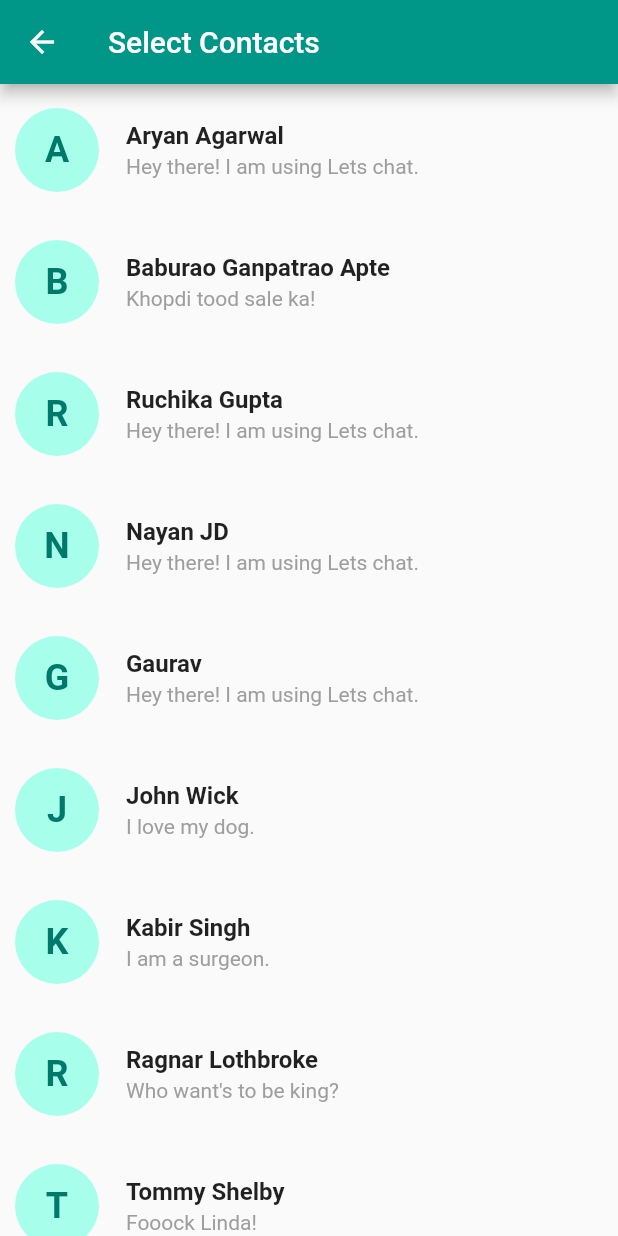
After one commit to aryankush25/lets-chat-mobile, a Flutter app: the screen it shows after launch, tab 3 chosen, after a tap on the "contacts" icon, on a phone screen of 412 x 824 dp. The commit adds this screen. Run offline on Flutter 3.47's test engine with Material 2 defaults, Android fonts, the phone set to English and light mode, and no system bars.

Commit message:
Contacts screen list with styling added

```diff
--- a/lib/app.dart
+++ b/lib/app.dart
@@ -1,4 +1,5 @@
 import 'package:flutter/material.dart';
+import 'package:lets_chat_mobile/routes/contacts_screen/contacts_screen.dart';
 
 import './routes/home_screen/home_screen.dart';
 
@@ -10,9 +11,10 @@ class MyApp extends StatelessWidget {
       theme: ThemeData(
         primarySwatch: Colors.teal,
       ),
-      initialRoute: '/',
+      initialRoute: HomeScreen.routeName,
       routes: {
-        '/': (ctx) => HomeScreen(),
+        HomeScreen.routeName: (ctx) => HomeScreen(),
+        ContactsScreen.routeName: (ctx) => ContactsScreen(),
       },
     );
   }
--- /dev/null
+++ b/lib/dummy_data/contacts.dart
@@ -0,0 +1,84 @@
+import '../models/contacts.dart';
+
+const DUMMY_CONTACTS = [
+  Contacts(
+    name: 'Aryan Agarwal',
+    status: 'Hey there! I am using Let\s chat.',
+  ),
+  Contacts(
+    name: 'Baburao Ganpatrao Apte',
+    status: 'Khopdi tood sale ka!',
+  ),
+  Contacts(
+    name: 'Ruchika Gupta',
+    status: 'Hey there! I am using Let\s chat.',
+  ),
+  Contacts(
+    name: 'Nayan JD',
+    status: 'Hey there! I am using Let\s chat.',
+  ),
+  Contacts(
+    name: 'Gaurav',
+    status: 'Hey there! I am using Let\s chat.',
+  ),
+  Contacts(
+    name: 'John Wick',
+    status: 'I love my dog.',
+  ),
+  Contacts(
+    name: 'Kabir Singh',
+    status: 'I am a surgeon.',
+  ),
+  Contacts(
+    name: 'Ragnar Lothbroke',
+    status: 'Who want\'s to be king?',
+  ),
+  Contacts(
+    name: 'Tommy Shelby',
+    status: 'Fooock Linda!',
+  ),
+  Contacts(
+    name: 'Michael Scofield',
+    status: 'Prison Break',
+  ),
+  Contacts(
+    name: 'Aryan Agarwal',
+    status: 'Hey there! I am using Let\s chat.',
+  ),
+  Contacts(
+    name: 'Baburao Ganpatrao Apte',
+    status: 'Khopdi tood sale ka!',
+  ),
+  Contacts(
+    name: 'Ruchika Gupta',
+    status: 'Hey there! I am using Let\s chat.',
+  ),
+  Contacts(
+    name: 'Nayan JD',
+    status: 'Hey there! I am using Let\s chat.',
+  ),
+  Contacts(
+    name: 'Gaurav',
+    status: 'Hey there! I am using Let\s chat.',
+  ),
+  Contacts(
+    name: 'John Wick',
+    status: 'I love my dog.',
+  ),
+  Contacts(
+    name: 'Kabir Singh',
+    status: 'I am a surgeon.',
+  ),
+  Contacts(
+    name: 'Ragnar Lothbroke',
+    status: 'Who want\'s to be king?',
+  ),
+  Contacts(
+    name: 'Tommy Shelby',
+    status: 'Fooock Linda!',
+  ),
+  Contacts(
+    name: 'Michael Scofield',
+    status: 'Prison Break',
+  ),
+];
--- /dev/null
+++ b/lib/models/contacts.dart
@@ -0,0 +1,13 @@
+import 'package:flutter/material.dart';
+
+class Contacts {
+  final String name;
+  final String status;
+  final Color imageUrl;
+
+  const Contacts({
+    @required this.name,
+    @required this.status,
+    this.imageUrl,
+  });
+}
--- /dev/null
+++ b/lib/routes/contacts_screen/contacts_screen.dart
@@ -0,0 +1,56 @@
+import 'package:flutter/material.dart';
+import '../../dummy_data/contacts.dart';
+
+class ContactsScreen extends StatelessWidget {
+  static const routeName = '/contacts';
+
+  @override
+  Widget build(BuildContext context) {
+    return Scaffold(
+      appBar: AppBar(
+        title: Text('Select Contacts'),
+      ),
+      body: Container(
+        child: ListView(
+          children: DUMMY_CONTACTS
+              .map(
+                (contact) => ListTile(
+                  contentPadding: EdgeInsets.all(8),
+                  leading: CircleAvatar(
+                    backgroundColor: Colors.tealAccent.shade100,
+                    radius: 30,
+                    child: Padding(
+                      padding: EdgeInsets.all(6),
+                      child: FittedBox(
+                        child: Text(
+                          contact.name.substring(0, 1),
+                          style: TextStyle(
+                            fontSize: 24,
+                            fontWeight: FontWeight.bold,
+                          ),
+                        ),
+                      ),
+                    ),
+                  ),
+                  title: Text(
+                    contact.name,
+                    style: TextStyle(
+                      fontSize: 16,
+                      fontWeight: FontWeight.bold,
+                    ),
+                  ),
+                  subtitle: Text(
+                    contact.status,
+                    style: TextStyle(
+                      fontSize: 14,
+                      color: Colors.grey,
+                    ),
+                  ),
+                ),
+              )
+              .toList(),
+        ),
+      ),
+    );
+  }
+}
--- a/lib/routes/home_screen/home_screen.dart
+++ b/lib/routes/home_screen/home_screen.dart
@@ -1,15 +1,13 @@
 import 'package:flutter/material.dart';
+import 'package:lets_chat_mobile/routes/contacts_screen/contacts_screen.dart';
 
 import '../../screens/calls_screen/calls_screen.dart';
 import '../../screens/camera_screen/camera_screen.dart';
 import '../../screens/chat_screen/chat_screen.dart';
 
-class HomeScreen extends StatefulWidget {
-  @override
-  _HomeScreenState createState() => _HomeScreenState();
-}
+class HomeScreen extends StatelessWidget {
+  static const routeName = '/';
 
-class _HomeScreenState extends State<HomeScreen> {
   @override
   Widget build(BuildContext context) {
     return DefaultTabController(
@@ -36,7 +34,21 @@ class _HomeScreenState extends State<HomeScreen> {
           ),
         ),
         body: TabBarView(
-          children: [CameraScreen(), ChatScreen(), CallsScreen()],
+          children: [
+            CameraScreen(),
+            ChatScreen(),
+            CallsScreen(),
+          ],
+        ),
+        floatingActionButton: FloatingActionButton(
+          child: Icon(
+            Icons.contacts,
+          ),
+          onPressed: () {
+            Navigator.of(context).pushNamed(
+              ContactsScreen.routeName,
+            );
+          },
         ),
       ),
     );
```
Also changed, not shown: lib/dummy_data/chats.dart (added), lib/models/chat.dart (added).
